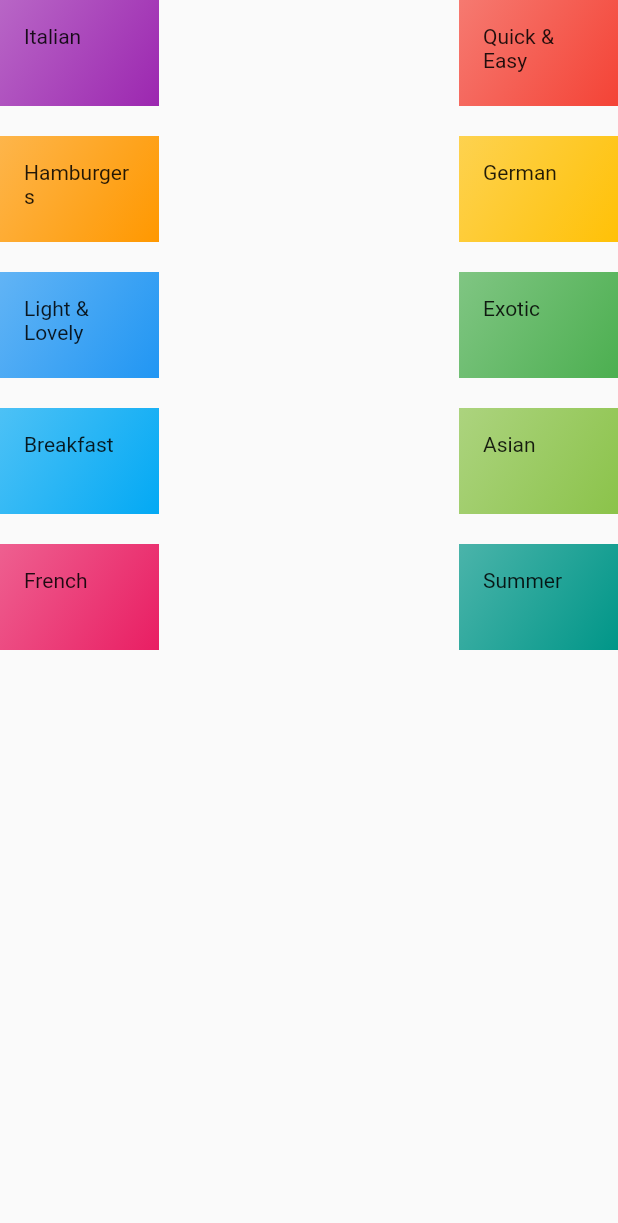
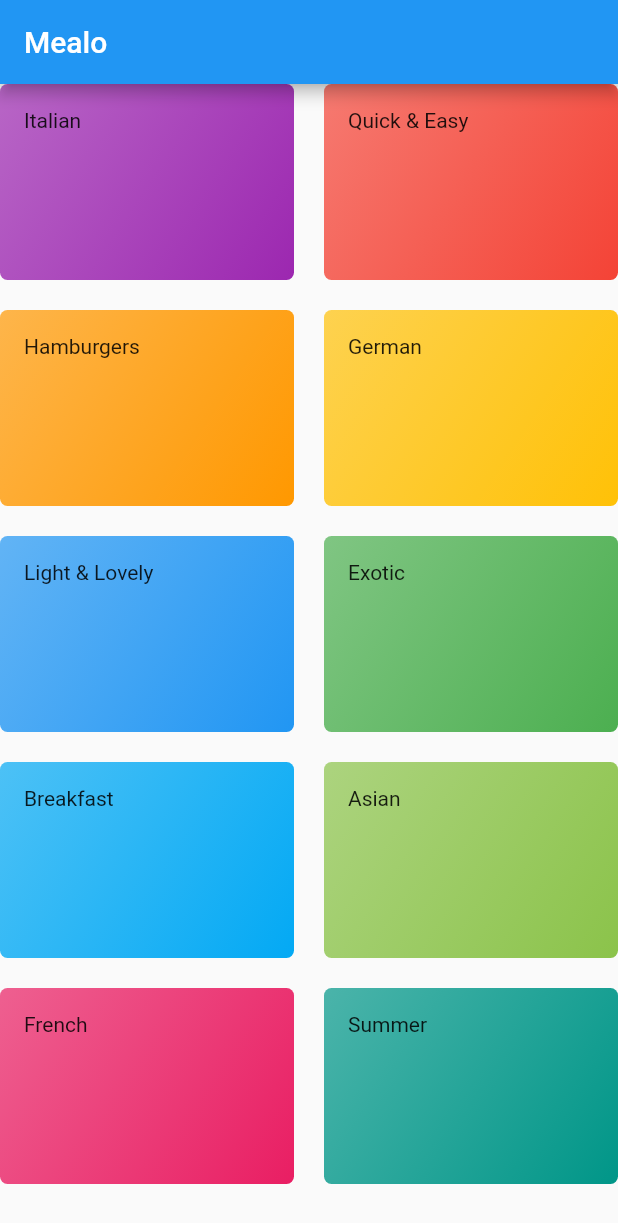
Before and after one commit to SafwanSa/mealo-app, a Flutter app: the CategoriesScreen screen opened directly, on a phone screen of 412 x 824 dp. Shown: the top 1223 px of the screen. Run offline on Flutter 3.47's test engine with Material 2 defaults, Android fonts, the phone set to English and light mode, and no system bars.

Commit message:
Add the categories screen widget to the main

```diff
--- a/lib/categories_screen.dart
+++ b/lib/categories_screen.dart
@@ -5,7 +5,11 @@ import './category_item.dart';
 class CategoriesScreen extends StatelessWidget {
   @override
   Widget build(BuildContext context) {
-    return GridView(
+    return Scaffold(
+      appBar: AppBar(
+        title: const Text('Mealo'),
+      ),
+      body: GridView(
         children: DUMMY_CATEGORIES
             .map((catData) => CategoryItem(
                   title: catData.title,
@@ -13,10 +17,11 @@ class CategoriesScreen extends StatelessWidget {
                 ))
             .toList(),
         gridDelegate: SliverGridDelegateWithMaxCrossAxisExtent(
-          crossAxisSpacing: 200,
+            maxCrossAxisExtent: 200,
             childAspectRatio: 3 / 2,
-          maxCrossAxisExtent: 20,
+            crossAxisSpacing: 20,
             mainAxisSpacing: 20),
+      ),
     );
   }
 }
--- a/lib/category_item.dart
+++ b/lib/category_item.dart
@@ -20,6 +20,7 @@ class CategoryItem extends StatelessWidget {
           begin: Alignment.topLeft,
           end: Alignment.bottomRight,
         ),
+        borderRadius: BorderRadius.circular(5),
       ),
     );
   }
```
Also changed, not shown: lib/main.dart (+2 -21 lines). Lines whose indentation alone changed are shown as unchanged.
